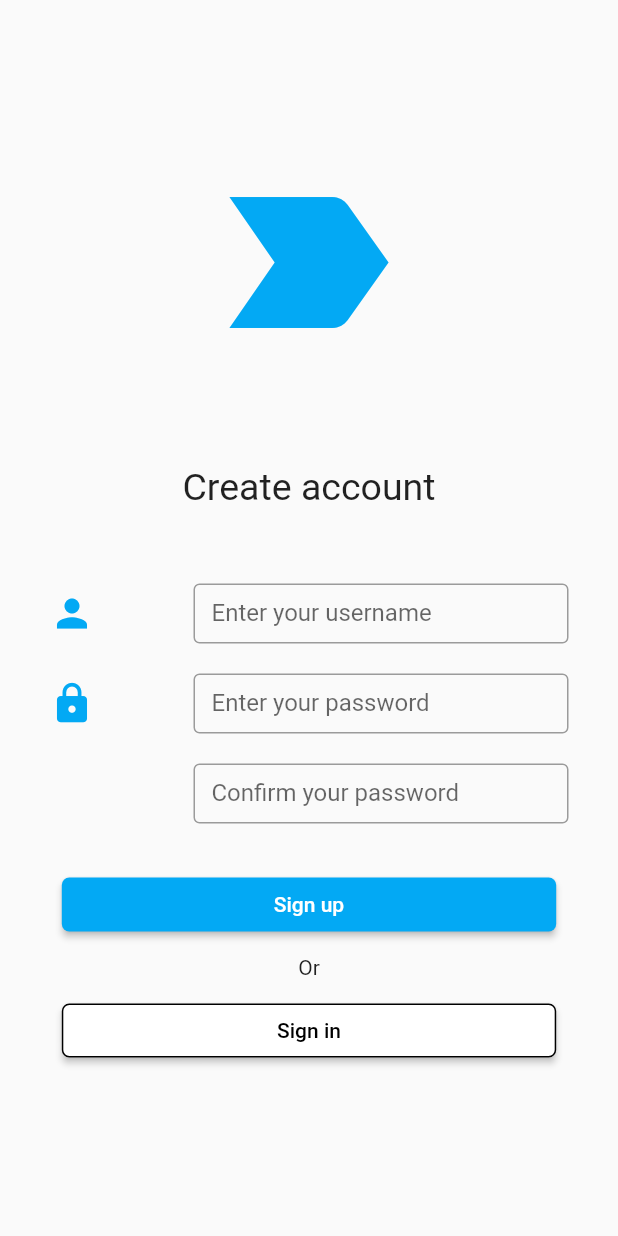
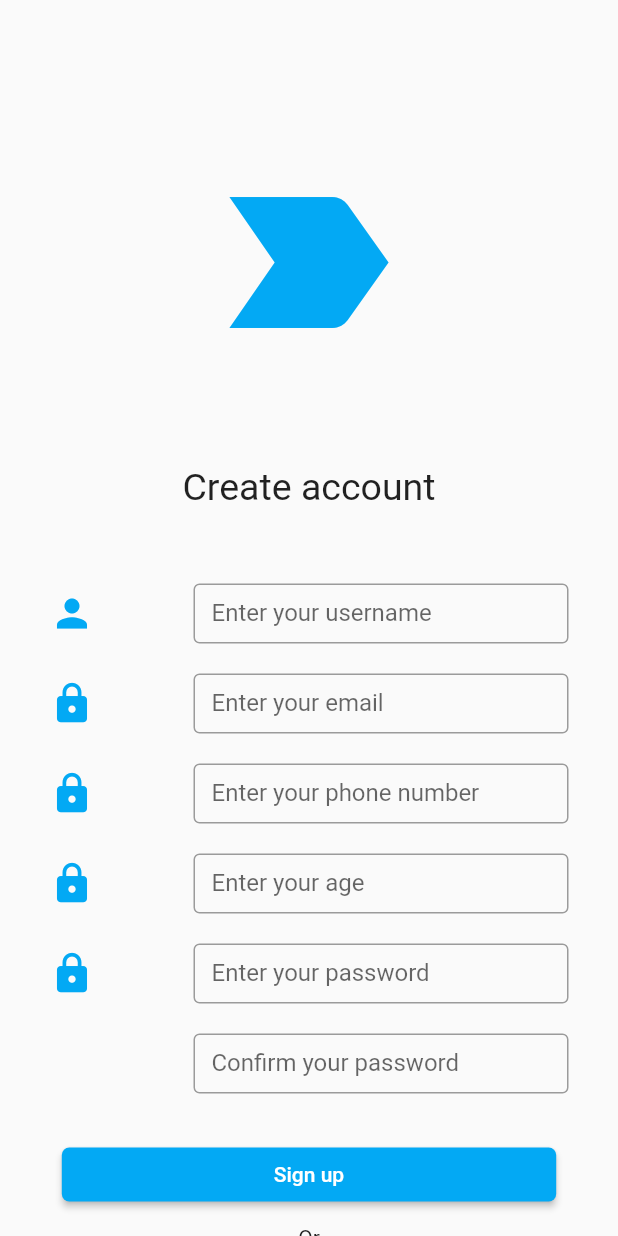
Before and after one commit to nhatduy209/Flutter_ChattingApp, a Flutter app: the SecondRoute screen opened directly, on a phone screen of 412 x 824 dp. Run offline on Flutter 3.47's test engine with Material 2 defaults, Android fonts, the phone set to English and light mode, and no system bars; our stand-ins replace cloud_firestore, firebase_auth, firebase_core, firebase_storage, fluttertoast, image_picker and 1 more; accounts and stored records are empty.

Commit message:
add field in register

```diff
--- a/flutter_chatting/lib/main.dart
+++ b/flutter_chatting/lib/main.dart
@@ -123,7 +123,7 @@ class _MyHomePageState extends State<MyHomePage> {
                               item['username'] == username.text &&
                               item['password'] == password.text);
 
-                          if (exist.length > 0) {
+                          if (exist.length > 0 && username.text.isNotEmpty && password.text.isNotEmpty) {
                             makeOnline(username.text);
                             SharedPreferences prefs =
                                 await SharedPreferences.getInstance();
--- a/flutter_chatting/lib/register_screen.dart
+++ b/flutter_chatting/lib/register_screen.dart
@@ -12,8 +12,17 @@ class SecondRoute extends StatefulWidget {
 }
 class _SecondRouteState extends State<SecondRoute> {
   final username = TextEditingController();
+  final email = TextEditingController();
+  final age = TextEditingController();
+  final phoneNumber = TextEditingController();
   final password = TextEditingController();
   final confirmPassword = TextEditingController();
+
+  bool checkNull() {
+    return username.text.isNotEmpty && email.text.isNotEmpty
+    && age.text.isNotEmpty && phoneNumber.text.isNotEmpty
+    && password.text.isNotEmpty;
+  }
 
   void _showToast(BuildContext context) {
     final scaffold = ScaffoldMessenger.of(context);
@@ -34,7 +43,8 @@ class _SecondRouteState extends State<SecondRoute> {
     CollectionReference accounts =
         FirebaseFirestore.instance.collection('account');
     return Scaffold(
-      body: Center(
+      body: SingleChildScrollView(
+        child: Center(
           child: Column(children: <Widget>[
         Container(
           child:
@@ -60,6 +70,63 @@ class _SecondRouteState extends State<SecondRoute> {
                 decoration: const InputDecoration(
                   border: OutlineInputBorder(),
                   labelText: 'Enter your username',
+                ),
+              ),
+            )),
+          ],
+        ),
+        Container(margin: const EdgeInsets.only(top: 20.0)),
+        Row(
+          mainAxisAlignment: MainAxisAlignment.spaceAround,
+          children: [
+            const Icon(Icons.lock, color: Colors.lightBlue, size: 30.0),
+            Flexible(
+                child: SizedBox(
+              height: 40,
+              width: 250,
+              child: TextFormField(
+                controller: email,
+                decoration: const InputDecoration(
+                  border: OutlineInputBorder(),
+                  labelText: 'Enter your email',
+                ),
+              ),
+            )),
+          ],
+        ),
+        Container(margin: const EdgeInsets.only(top: 20.0)),
+        Row(
+          mainAxisAlignment: MainAxisAlignment.spaceAround,
+          children: [
+            const Icon(Icons.lock, color: Colors.lightBlue, size: 30.0),
+            Flexible(
+                child: SizedBox(
+              height: 40,
+              width: 250,
+              child: TextFormField(
+                controller: phoneNumber,
+                decoration: const InputDecoration(
+                  border: OutlineInputBorder(),
+                  labelText: 'Enter your phone number',
+                ),
+              ),
+            )),
+          ],
+        ),
+        Container(margin: const EdgeInsets.only(top: 20.0)),
+        Row(
+          mainAxisAlignment: MainAxisAlignment.spaceAround,
+          children: [
+            const Icon(Icons.lock, color: Colors.lightBlue, size: 30.0),
+            Flexible(
+                child: SizedBox(
+              height: 40,
+              width: 250,
+              child: TextFormField(
+                controller: age,
+                decoration: const InputDecoration(
+                  border: OutlineInputBorder(),
+                  labelText: 'Enter your age',
                 ),
               ),
             )),
@@ -116,18 +183,29 @@ class _SecondRouteState extends State<SecondRoute> {
                     borderRadius: BorderRadius.circular(5)),
               ),
               onPressed: () {
-                if(confirmPassword.text == password.text) {
+                if(confirmPassword.text == password.text && checkNull()) {
                   accounts.add({
                     'username': username.text,
-                    'password' : password.text
+                    'password' : password.text,
+                    'email': email.text,
+                    'phoneNumber' : phoneNumber.text,
+                    'age' : age.text
                   }).then((value) => _showToast(context));
+                } else {
+                  final scaffold = ScaffoldMessenger.of(context);
+                  scaffold.showSnackBar(
+                    SnackBar(
+                      content: const Text('Please fill all field'),
+                      action: SnackBarAction(label: 'Close', onPressed: scaffold.hideCurrentSnackBar),
+                    ),
+                  );
                 }
               },
               child: Text('Sign up'),
             )),
         Container(margin: const EdgeInsets.only(top: 10.0), child: Text("Or")),
         Container(
-            margin: const EdgeInsets.only(top: 10.0),
+            margin: const EdgeInsets.only(top: 10.0, bottom: 20.0),
             width: MediaQuery.of(context).size.width * 0.8,
             child: ElevatedButton(
               style: ElevatedButton.styleFrom(
@@ -151,6 +229,7 @@ class _SecondRouteState extends State<SecondRoute> {
               ),
             )),
       ])),
+      )
     );
   }
 }
```
